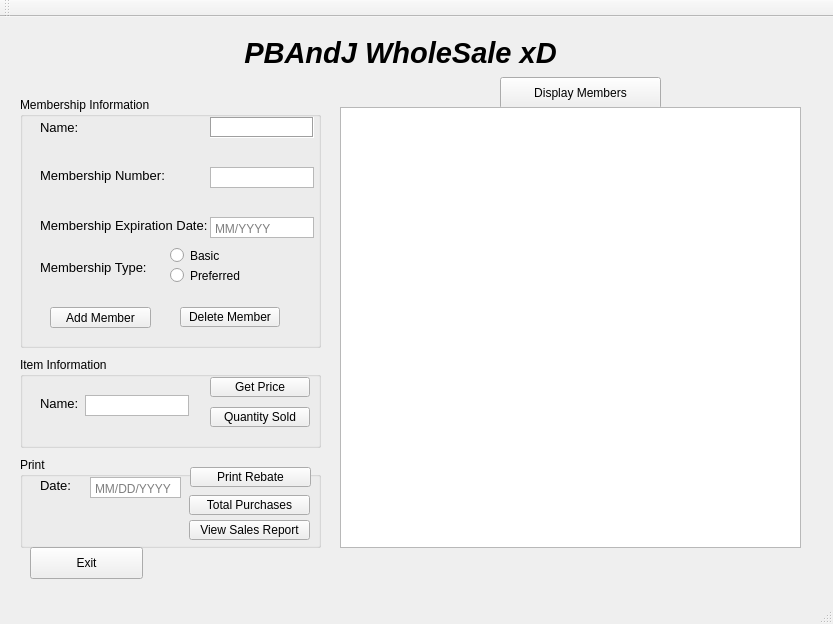
jasonink/Wholesale-Club, file mainwindow.ui: the form before one commit.
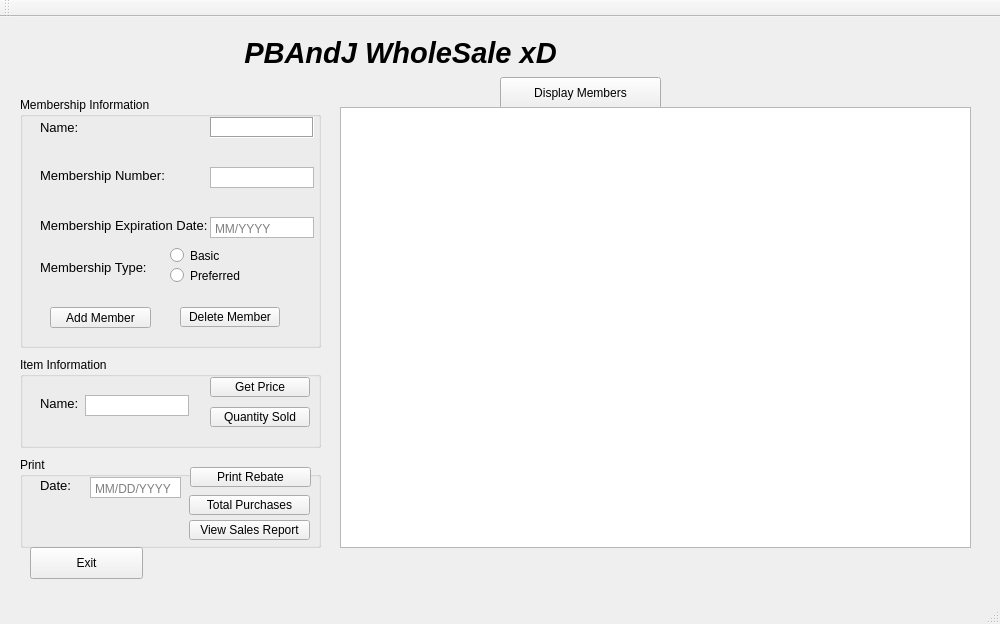
The form after the commit.

The edit to the form file:
```diff
--- a/mainwindow.ui
+++ b/mainwindow.ui
@@ -2,11 +2,14 @@
 <ui version="4.0">
  <class>MainWindow</class>
  <widget class="QMainWindow" name="MainWindow">
+  <property name="enabled">
+   <bool>true</bool>
+  </property>
   <property name="geometry">
    <rect>
     <x>0</x>
     <y>0</y>
-    <width>833</width>
+    <width>1000</width>
     <height>624</height>
    </rect>
   </property>
@@ -431,7 +434,7 @@
      <rect>
       <x>340</x>
       <y>90</y>
-      <width>461</width>
+      <width>631</width>
       <height>441</height>
      </rect>
     </property>
```
Left out of the diff: 2 changed lines with no effect on the pictures.
